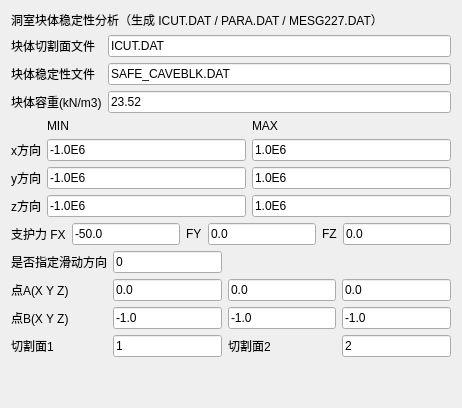
This is plugins/Base_Slover/CaveBlockStabilityWidget.ui in asd977/base_cae as Qt 5 draws it before an edit. The edited form follows.
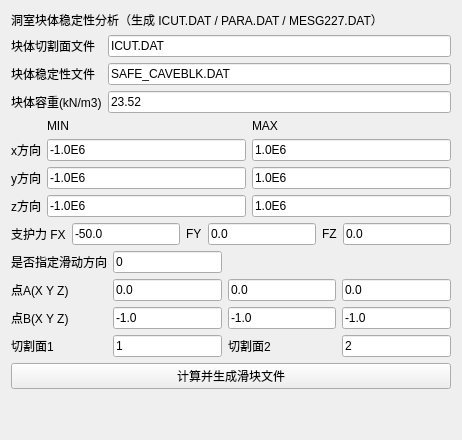
This is the edited form.

Commit message: feat(solver): add cave block file generation button and SliderCase output

```diff
--- a/plugins/Base_Slover/CaveBlockStabilityWidget.ui
+++ b/plugins/Base_Slover/CaveBlockStabilityWidget.ui
@@ -63,6 +63,13 @@
      <item row="3" column="3"><widget class="QLineEdit" name="im2Edit"><property name="text"><string>2</string></property></widget></item>
     </layout>
    </item>
+   <item>
+    <widget class="QPushButton" name="computeBtn">
+     <property name="text">
+      <string>计算并生成滑块文件</string>
+     </property>
+    </widget>
+   </item>
    <item>
     <spacer name="verticalSpacer">
      <property name="orientation"><enum>Qt::Vertical</enum></property>
```
The commit also changes 4 other files.
